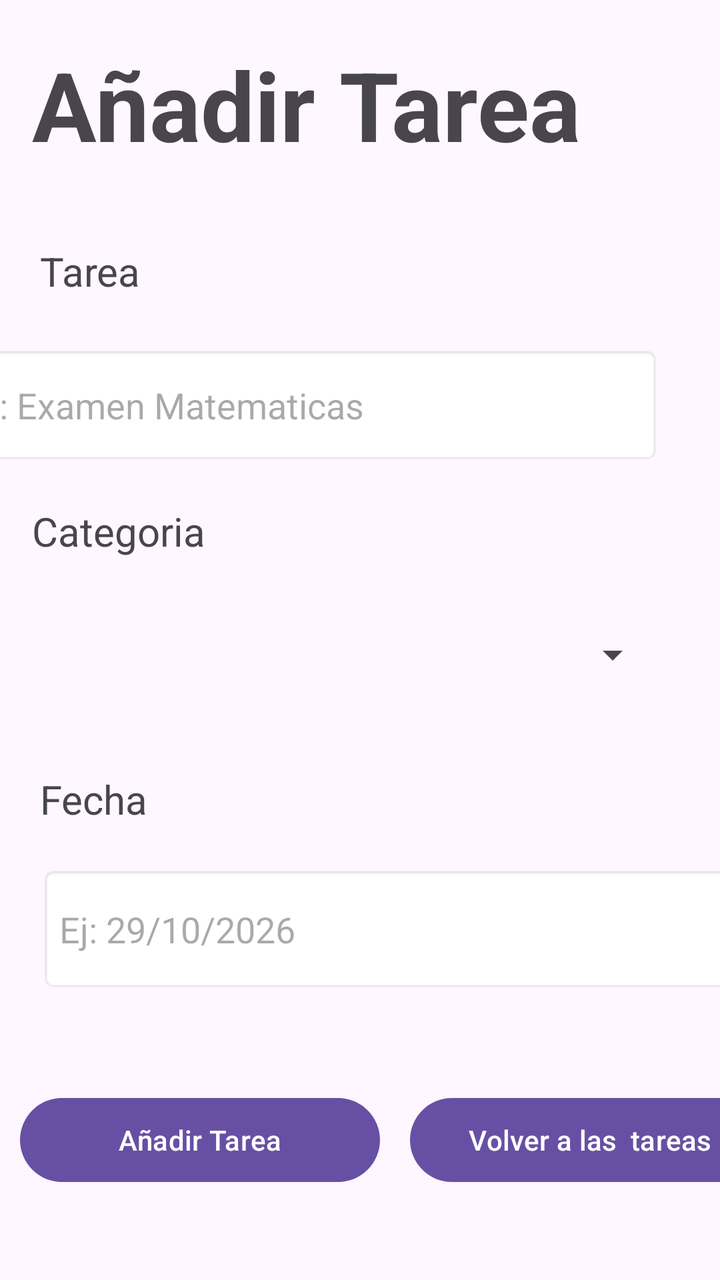
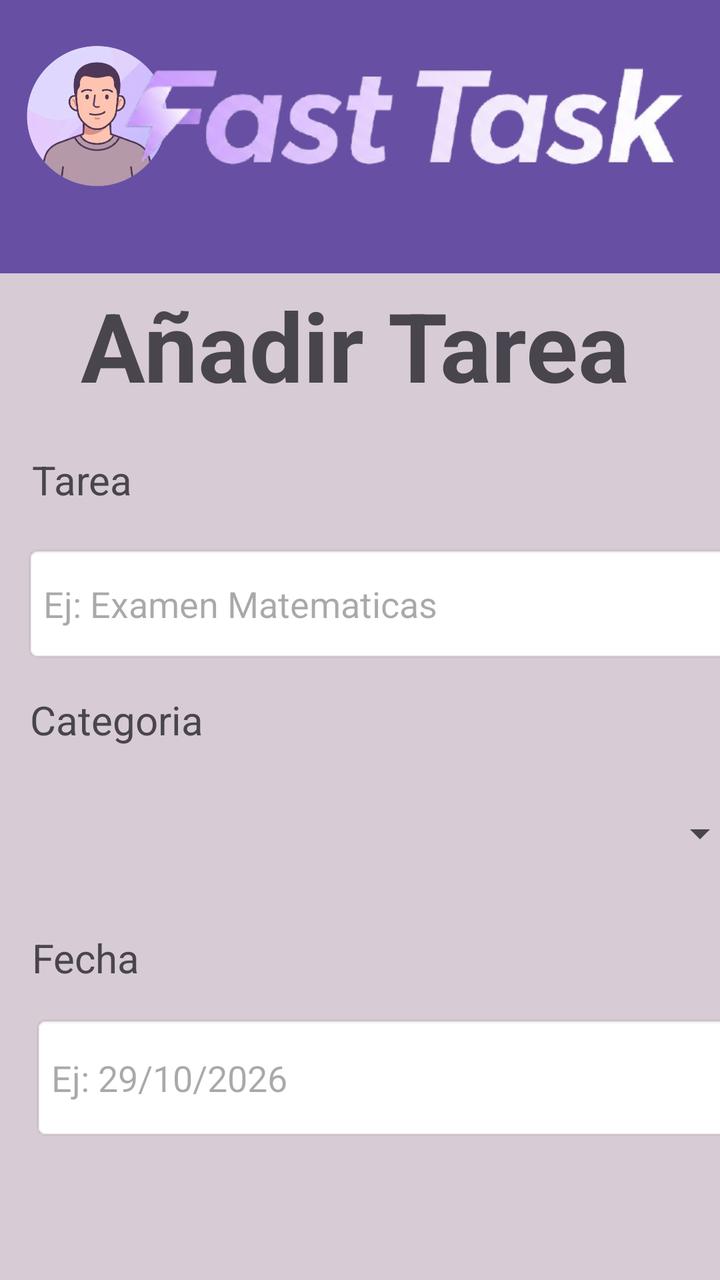

Compare the two renders of this Android layout. The source of the first and the diff that turns it into the second are given below.
<!-- AndroidManifest.xml: application theme Theme.Ejercicio_Base_de_datos -->
<!-- res/layout/activity_anadir_tarea.xml -->
<?xml version="1.0" encoding="utf-8"?>
<androidx.constraintlayout.widget.ConstraintLayout xmlns:android="http://schemas.android.com/apk/res/android"
    xmlns:app="http://schemas.android.com/apk/res-auto"
    xmlns:tools="http://schemas.android.com/tools"
    android:id="@+id/main"
    android:layout_width="match_parent"
    android:layout_height="match_parent"
    tools:context=".Anadir_tarea">

    <TextView
        android:id="@+id/textView11"
        android:layout_width="355dp"
        android:layout_height="86dp"
        android:layout_marginStart="16dp"
        android:layout_marginTop="20dp"
        android:text="Añadir Tarea"
        android:textSize="48sp"
        android:textStyle="bold"
        app:layout_constraintStart_toStartOf="parent"
        app:layout_constraintTop_toTopOf="parent" />

    <EditText
        android:id="@+id/Et_fecha"
        android:layout_width="353dp"
        android:layout_height="63dp"
        android:layout_marginStart="20dp"
        android:layout_marginTop="20dp"
        android:background="@android:drawable/editbox_background_normal"
        android:ems="10"
        android:hint="Ej: 29/10/2026"
        android:inputType="date"
        app:layout_constraintStart_toStartOf="parent"
        app:layout_constraintTop_toBottomOf="@+id/textView17" />

    <TextView
        android:id="@+id/textView12"
        android:layout_width="64dp"
        android:layout_height="34dp"
        android:layout_marginStart="20dp"
        android:layout_marginTop="102dp"
        android:text="Tarea"
        android:textSize="20sp"
        app:layout_constraintStart_toStartOf="parent"
        app:layout_constraintTop_toTopOf="@+id/textView11" />

    <EditText
        android:id="@+id/Et_tarea"
        android:layout_width="355dp"
        android:layout_height="59dp"
        android:layout_marginTop="17dp"
        android:layout_marginEnd="30dp"
        android:background="@android:drawable/editbox_background_normal"
        android:ems="10"
        android:hint="Ej: Examen Matematicas"
        android:inputType="text"
        app:layout_constraintEnd_toEndOf="parent"
        app:layout_constraintTop_toBottomOf="@+id/textView12" />

    <TextView
        android:id="@+id/textView15"
        android:layout_width="wrap_content"
        android:layout_height="wrap_content"
        android:layout_marginStart="16dp"
        android:layout_marginTop="20dp"
        android:text="Categoria"
        android:textSize="20sp"
        app:layout_constraintStart_toStartOf="parent"
        app:layout_constraintTop_toBottomOf="@+id/Et_tarea" />

    <TextView
        android:id="@+id/textView17"
        android:layout_width="wrap_content"
        android:layout_height="wrap_content"
        android:layout_marginStart="20dp"
        android:layout_marginTop="30dp"
        android:text="Fecha"
        android:textSize="20sp"
        app:layout_constraintStart_toStartOf="parent"
        app:layout_constraintTop_toBottomOf="@+id/spinner" />

    <Spinner
        android:id="@+id/spinner"
        android:layout_width="359dp"
        android:layout_height="57dp"
        android:layout_marginTop="20dp"
        android:layout_marginEnd="30dp"
        app:layout_constraintEnd_toEndOf="parent"
        app:layout_constraintTop_toBottomOf="@+id/textView15" />

    <Button
        android:id="@+id/bt_enviar"
        android:layout_width="180dp"
        android:layout_height="50dp"
        android:layout_marginStart="10dp"
        android:layout_marginTop="49dp"
        android:onClick="añadir_Tarea"
        android:text="Añadir Tarea"
        app:layout_constraintStart_toStartOf="parent"
        app:layout_constraintTop_toBottomOf="@+id/Et_fecha" />

    <TextView
        android:id="@+id/textView19"
        android:layout_width="201dp"
        android:layout_height="56dp"
        android:layout_marginTop="40dp"
        android:layout_marginEnd="120dp"
        android:onClick="CrearCat"
        android:text="Necesito una nueva Categoria"
        android:textAlignment="center"
        android:textSize="15sp"
        app:layout_constraintEnd_toEndOf="parent"
        app:layout_constraintTop_toBottomOf="@+id/button5" />

    <Button
        android:id="@+id/button5"
        android:layout_width="180dp"
        android:layout_height="50dp"
        android:layout_marginStart="15dp"
        android:layout_marginTop="49dp"
        android:onClick="volver"
        android:text="Volver a las  tareas"
        app:layout_constraintStart_toEndOf="@+id/bt_enviar"
        app:layout_constraintTop_toBottomOf="@+id/Et_fecha" />
</androidx.constraintlayout.widget.ConstraintLayout>
<!-- resources referenced by this layout -->
<resources>
  <style name="Theme.Ejercicio_Base_de_datos" parent="Base.Theme.Ejercicio_Base_de_datos" />
  <style name="Base.Theme.Ejercicio_Base_de_datos" parent="Theme.Material3.DayNight.NoActionBar">
          
          
      </style>
</resources>

<!-- the commit's change to res/layout/activity_anadir_tarea.xml (unified diff, before → after) -->
@@ -5,26 +5,27 @@
     android:id="@+id/main"
     android:layout_width="match_parent"
     android:layout_height="match_parent"
+    android:background="#D7CBD5"
     tools:context=".Anadir_tarea">
 
     <TextView
         android:id="@+id/textView11"
         android:layout_width="355dp"
         android:layout_height="86dp"
-        android:layout_marginStart="16dp"
-        android:layout_marginTop="20dp"
+        android:layout_marginTop="4dp"
         android:text="Añadir Tarea"
+        android:textAlignment="center"
         android:textSize="48sp"
         android:textStyle="bold"
         app:layout_constraintStart_toStartOf="parent"
-        app:layout_constraintTop_toTopOf="parent" />
+        app:layout_constraintTop_toBottomOf="@+id/textView19" />
 
     <EditText
         android:id="@+id/Et_fecha"
         android:layout_width="353dp"
         android:layout_height="63dp"
-        android:layout_marginStart="20dp"
-        android:layout_marginTop="20dp"
+        android:layout_marginStart="16dp"
+        android:layout_marginTop="15dp"
         android:background="@android:drawable/editbox_background_normal"
         android:ems="10"
         android:hint="Ej: 29/10/2026"
@@ -36,32 +37,31 @@
         android:id="@+id/textView12"
         android:layout_width="64dp"
         android:layout_height="34dp"
-        android:layout_marginStart="20dp"
-        android:layout_marginTop="102dp"
+        android:layout_marginStart="16dp"
         android:text="Tarea"
         android:textSize="20sp"
         app:layout_constraintStart_toStartOf="parent"
-        app:layout_constraintTop_toTopOf="@+id/textView11" />
+        app:layout_constraintTop_toBottomOf="@+id/textView11" />
 
     <EditText
         android:id="@+id/Et_tarea"
         android:layout_width="355dp"
         android:layout_height="59dp"
-        android:layout_marginTop="17dp"
-        android:layout_marginEnd="30dp"
+        android:layout_marginStart="12dp"
+        android:layout_marginTop="12dp"
         android:background="@android:drawable/editbox_background_normal"
         android:ems="10"
         android:hint="Ej: Examen Matematicas"
         android:inputType="text"
-        app:layout_constraintEnd_toEndOf="parent"
+        app:layout_constraintStart_toStartOf="parent"
         app:layout_constraintTop_toBottomOf="@+id/textView12" />
 
     <TextView
         android:id="@+id/textView15"
         android:layout_width="wrap_content"
         android:layout_height="wrap_content"
-        android:layout_marginStart="16dp"
-        android:layout_marginTop="20dp"
+        android:layout_marginStart="15dp"
+        android:layout_marginTop="15dp"
         android:text="Categoria"
         android:textSize="20sp"
         app:layout_constraintStart_toStartOf="parent"
@@ -71,54 +71,127 @@
         android:id="@+id/textView17"
         android:layout_width="wrap_content"
         android:layout_height="wrap_content"
-        android:layout_marginStart="20dp"
-        android:layout_marginTop="30dp"
+        android:layout_marginTop="77dp"
         android:text="Fecha"
         android:textSize="20sp"
-        app:layout_constraintStart_toStartOf="parent"
-        app:layout_constraintTop_toBottomOf="@+id/spinner" />
+        app:layout_constraintStart_toStartOf="@+id/Et_fecha"
+        app:layout_constraintTop_toTopOf="@+id/spinner" />
 
     <Spinner
         android:id="@+id/spinner"
         android:layout_width="359dp"
         android:layout_height="57dp"
-        android:layout_marginTop="20dp"
-        android:layout_marginEnd="30dp"
-        app:layout_constraintEnd_toEndOf="parent"
+        android:layout_marginStart="15dp"
+        android:layout_marginTop="15dp"
+        app:layout_constraintStart_toStartOf="parent"
         app:layout_constraintTop_toBottomOf="@+id/textView15" />
 
-    <Button
-        android:id="@+id/bt_enviar"
-        android:layout_width="180dp"
-        android:layout_height="50dp"
-        android:layout_marginStart="10dp"
-        android:layout_marginTop="49dp"
-        android:onClick="añadir_Tarea"
-        android:text="Añadir Tarea"
+    <TextView
+        android:id="@+id/textView32"
+        android:layout_width="403dp"
+        android:layout_height="97dp"
+        android:layout_marginTop="122dp"
+        android:background="#6750A4"
+        app:layout_constraintEnd_toEndOf="parent"
         app:layout_constraintStart_toStartOf="parent"
         app:layout_constraintTop_toBottomOf="@+id/Et_fecha" />
 
+    <ImageView
+        android:id="@+id/imageView11"
+        android:layout_width="47dp"
+        android:layout_height="44dp"
+        android:layout_marginStart="20dp"
+        android:layout_marginTop="12dp"
+        android:onClick="volver"
+        app:layout_constraintStart_toStartOf="@+id/textView33"
+        app:layout_constraintTop_toTopOf="@+id/textView32"
+        app:srcCompat="@drawable/image__1_" />
+
+    <TextView
+        android:id="@+id/textView33"
+        android:layout_width="wrap_content"
+        android:layout_height="wrap_content"
+        android:layout_marginStart="44dp"
+        android:layout_marginTop="52dp"
+        android:text="Volver Atras"
+        android:textColor="@color/white"
+        app:layout_constraintStart_toStartOf="@+id/textView32"
+        app:layout_constraintTop_toTopOf="@+id/imageView11" />
+
+    <ImageView
+        android:id="@+id/imageView12"
+        android:layout_width="47dp"
+        android:layout_height="44dp"
+        android:layout_marginStart="196dp"
+        android:layout_marginBottom="8dp"
+        android:onClick="añadir_Tarea"
+        app:layout_constraintBottom_toTopOf="@+id/textView34"
+        app:layout_constraintStart_toStartOf="@+id/textView32"
+        app:srcCompat="@drawable/image" />
+
+    <ImageView
+        android:id="@+id/imageView13"
+        android:layout_width="47dp"
+        android:layout_height="44dp"
+        android:layout_marginTop="12dp"
+        android:layout_marginEnd="20dp"
+        android:onClick="CrearCat"
+        app:layout_constraintEnd_toEndOf="@+id/textView35"
+        app:layout_constraintTop_toTopOf="@+id/textView32"
+        app:srcCompat="@drawable/image__4_" />
+
+    <TextView
+        android:id="@+id/textView34"
+        android:layout_width="wrap_content"
+        android:layout_height="wrap_content"
+        android:layout_marginStart="64dp"
+        android:layout_marginTop="64dp"
+        android:text="Añadir tarea"
+        android:textColor="@color/white"
+        app:layout_constraintStart_toEndOf="@+id/textView33"
+        app:layout_constraintTop_toTopOf="@+id/textView32" />
+
+    <TextView
+        android:id="@+id/textView35"
+        android:layout_width="wrap_content"
+        android:layout_height="wrap_content"
+        android:layout_marginStart="288dp"
+        android:layout_marginTop="52dp"
+        android:text="Añadir Categoria"
+        android:textColor="@color/white"
+        app:layout_constraintStart_toStartOf="@+id/textView32"
+        app:layout_constraintTop_toTopOf="@+id/imageView13" />
+
     <TextView
         android:id="@+id/textView19"
-        android:layout_width="201dp"
-        android:layout_height="56dp"
-        android:layout_marginTop="40dp"
-        android:layout_marginEnd="120dp"
-        android:onClick="CrearCat"
-        android:text="Necesito una nueva Categoria"
-        android:textAlignment="center"
-        android:textSize="15sp"
+        android:layout_width="409dp"
+        android:layout_height="137dp"
+        android:layout_marginTop="-1dp"
+        android:background="#6750A4"
         app:layout_constraintEnd_toEndOf="parent"
-        app:layout_constraintTop_toBottomOf="@+id/button5" />
+        app:layout_constraintHorizontal_bias="0.312"
+        app:layout_constraintStart_toStartOf="parent"
+        app:layout_constraintTop_toTopOf="parent" />
 
-    <Button
-        android:id="@+id/button5"
-        android:layout_width="180dp"
-        android:layout_height="50dp"
-        android:layout_marginStart="15dp"
-        android:layout_marginTop="49dp"
-        android:onClick="volver"
-        android:text="Volver a las  tareas"
-        app:layout_constraintStart_toEndOf="@+id/bt_enviar"
-        app:layout_constraintTop_toBottomOf="@+id/Et_fecha" />
+    <ImageView
+        android:id="@+id/imageView19"
+        android:layout_width="97dp"
+        android:layout_height="84dp"
+        android:layout_marginTop="16dp"
+        app:layout_constraintStart_toStartOf="parent"
+        app:layout_constraintTop_toTopOf="parent"
+        app:srcCompat="@drawable/gemini_generated_image_rqxcbxrqxcbxrqxc_removebg_preview" />
+
+    <ImageView
+        android:id="@+id/imageView20"
+        android:layout_width="345dp"
+        android:layout_height="235dp"
+        android:layout_marginEnd="-15dp"
+        android:layout_marginBottom="39dp"
+        app:layout_constraintBottom_toTopOf="@+id/textView11"
+        app:layout_constraintEnd_toEndOf="parent"
+        app:layout_constraintTop_toTopOf="parent"
+        app:layout_constraintVertical_bias="0.447"
+        app:srcCompat="@drawable/image_removebg_preview__1_" />
+
 </androidx.constraintlayout.widget.ConstraintLayout>
<!-- resource entries referenced after the edit -->
@@ -1,5 +1,11 @@
 <!-- resources referenced by this layout -->
 <resources>
+  <color name="white">#FFFFFFFF</color>
+  <!-- drawable gemini_generated_image_rqxcbxrqxcbxrqxc_removebg_preview: png bitmap (drawable, 143278 bytes) -->
+  <!-- drawable image: png bitmap (drawable, 30392 bytes) -->
+  <!-- drawable image__1_: png bitmap (drawable, 16957 bytes) -->
+  <!-- drawable image__4_: png bitmap (drawable, 14238 bytes) -->
+  <!-- drawable image_removebg_preview__1_: png bitmap (drawable, 74177 bytes) -->
   <style name="Theme.Ejercicio_Base_de_datos" parent="Base.Theme.Ejercicio_Base_de_datos" />
   <style name="Base.Theme.Ejercicio_Base_de_datos" parent="Theme.Material3.DayNight.NoActionBar">
           
